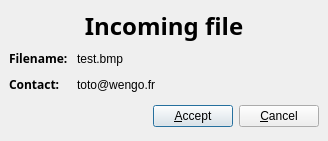
Qt form wengophone/src/presentation/qt/filetransfer/AcceptDialog.ui (tkrotoff/WengoPhone) before a commit.
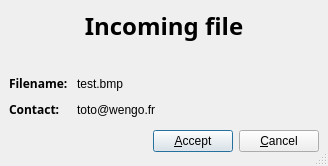
The same form after that commit.

Commit message: * (gui) add size grip to dialogs. We still need to turn some QWidget into QDialog (like ProfileDetails, FileTransferWidget) in order to have a consistent gui

The edit to the form file:
```diff
--- a/wengophone/src/presentation/qt/filetransfer/AcceptDialog.ui
+++ b/wengophone/src/presentation/qt/filetransfer/AcceptDialog.ui
@@ -9,12 +9,15 @@
     <x>0</x>
     <y>0</y>
     <width>328</width>
-    <height>16</height>
+    <height>166</height>
    </rect>
   </property>
   <property name="windowTitle" >
    <string>File Transfer</string>
   </property>
+  <property name="sizeGripEnabled" >
+   <bool>true</bool>
+  </property>
   <layout class="QGridLayout" >
    <property name="margin" >
     <number>9</number>
```
The commit also changes 6 other files.
